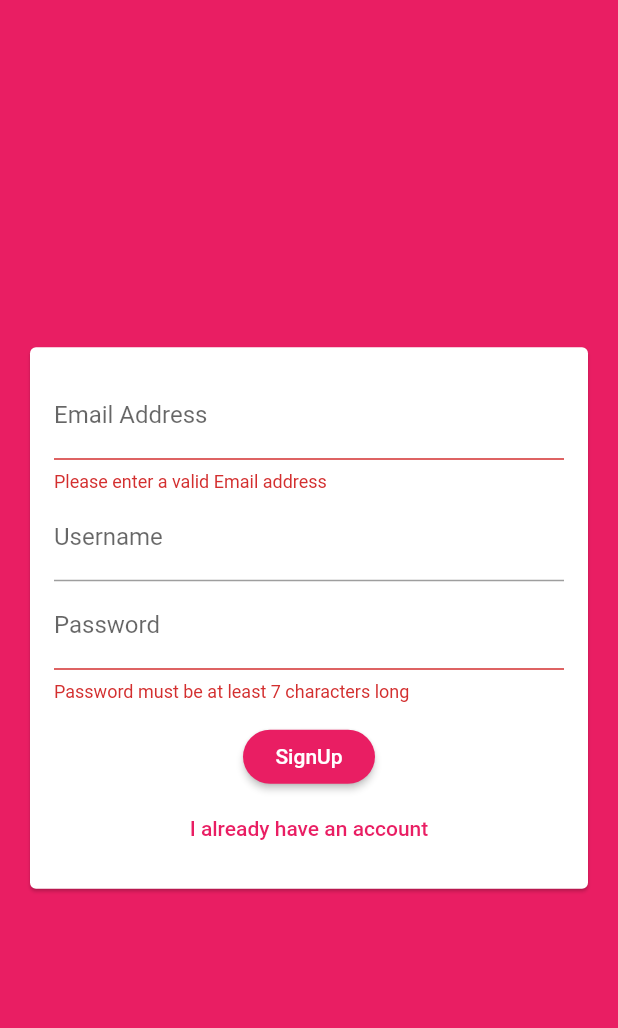
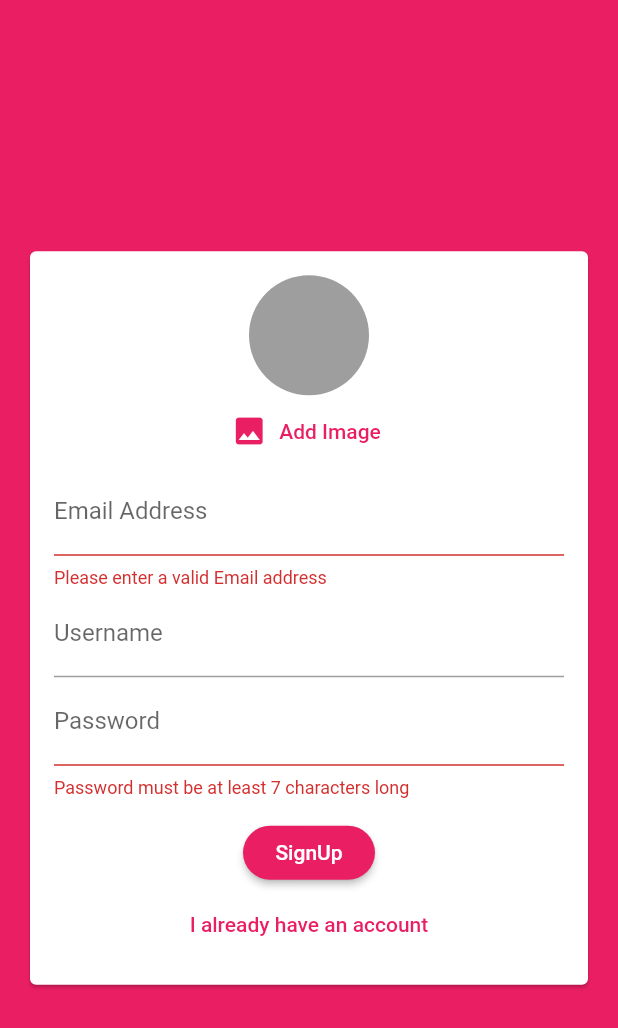
Before and after one commit to harleenkaurchadha/chat_app, a Flutter app: the screen it shows after launch, after a tap on "Login", after a tap on "Create new Account", on a phone screen of 412 x 824 dp. Shown: the top 1028 px of the screen. Run offline on Flutter 3.47's test engine with Material 2 defaults, Android fonts, the phone set to English and light mode, and no system bars; our stand-ins replace cloud_firestore, firebase_auth, firebase_storage, image_picker; accounts and stored records are empty.

Commit message:
uploading images

```diff
--- a/lib/screens/auth_screen.dart
+++ b/lib/screens/auth_screen.dart
@@ -1,8 +1,10 @@
+import 'dart:io';
 import 'package:flutter/services.dart';
 import '../widgets/auth/auth_form.dart';
 import 'package:flutter/material.dart';
 import 'package:firebase_auth/firebase_auth.dart';
 import 'package:cloud_firestore/cloud_firestore.dart';
+import 'package:firebase_storage/firebase_storage.dart';
 
 class AuthScreen extends StatefulWidget{
   @override
@@ -17,6 +19,7 @@ class _AuthScreenState extends State<AuthScreen> {
       String email,
       String password,
       String username,
+      File image,
       bool isLogin,
       BuildContext ctx,
       ) async{
@@ -36,6 +39,13 @@ class _AuthScreenState extends State<AuthScreen> {
              email: email,
              password: password
          );
+          //uploading image on the firebase
+         final ref = FirebaseStorage.instance.ref()       //ref gives access to our root cloud storage bucket & child creates path to store file
+             .child('user_image')
+             .child(authResult.user.uid + '.jpg');                      //create file with this name in user_image folder
+
+         await ref.putFile(image).onComplete;                        //put file to the ref path & onComplete makes it a future event
+
          await Firestore.instance.collection('users').document(authResult.user.uid).setData({        //setData to store extra data for that document
            'username' : username,
            'email' : email,
--- a/lib/widgets/auth/auth_form.dart
+++ b/lib/widgets/auth/auth_form.dart
@@ -1,3 +1,5 @@
+import 'dart:io';
+import '../pickers/user_image_picker.dart';
 import 'package:flutter/material.dart';
 
 class AuthForm extends StatefulWidget{
@@ -12,6 +14,7 @@ class AuthForm extends StatefulWidget{
       String email,
       String password,
       String username,
+      File image,
       bool isLogin,
       BuildContext ctx,
       ) submitFn;
@@ -26,10 +29,24 @@ class _AuthFormState extends State<AuthForm> {
   var _userEmail = '';
   var _userName = '';
   var _userPassword = '';
+  var _userImageFile;
+
+  void _pickedImage(File image){
+     _userImageFile = image;
+  }
 
   void _trySubmit(){                                                    //to validate the form
     final isValid = _formKey.currentState.validate();                   //triggers all the validators of textFormField in the form
     FocusScope.of(context).unfocus();                                   //to close the keyboard as soon as we submit the form
+
+    if(_userImageFile == null && !_isLogin){
+      Scaffold.of(context).showSnackBar(
+          SnackBar(
+              content: Text('Please pick an image'),
+              backgroundColor: Theme.of(context).errorColor,
+          ));
+      return;
+    }
 
     if(isValid){
       _formKey.currentState.save();                                     //triggers onSaved field of every textFormField
@@ -37,6 +54,7 @@ class _AuthFormState extends State<AuthForm> {
         _userEmail.trim(),                                              //removes the excess white space
         _userPassword.trim(),
         _userName.trim(),
+        _userImageFile,
         _isLogin,
         context,
       );
@@ -56,6 +74,7 @@ class _AuthFormState extends State<AuthForm> {
               child: Column(
                 mainAxisSize: MainAxisSize.min,                       //so that column takes as much height as needed
                 children: [
+                  if(!_isLogin) UserImagePicker(_pickedImage),
                  TextFormField(
                    key: ValueKey('email'),               //unique id for a textField so that when a field is removed value does not move to other
                    validator: (value){
--- /dev/null
+++ b/lib/widgets/pickers/user_image_picker.dart
@@ -0,0 +1,44 @@
+import 'dart:io';
+import 'package:flutter/material.dart';
+import 'package:image_picker/image_picker.dart';
+
+class UserImagePicker extends StatefulWidget{
+  UserImagePicker(this.imagePickFn);
+
+  final void Function(File pickedImage) imagePickFn;
+
+  @override
+  _UserImagePickerState createState() => _UserImagePickerState();
+}
+
+class _UserImagePickerState extends State<UserImagePicker> {
+  File _pickedImage;
+
+  void _pickImage() async{
+    final picker = ImagePicker();
+    final pickedImage = await picker.getImage(source: ImageSource.camera);
+    final pickedImageFile = File(pickedImage.path);                     //since picked image is of type PickedImage
+    setState(() {
+      _pickedImage = pickedImageFile;
+    });
+    widget.imagePickFn(pickedImageFile);
+  }
+
+  @override
+  Widget build(BuildContext context) {
+     return Column(
+       children: [
+         CircleAvatar(
+           radius: 40,
+           backgroundColor: Colors.grey,
+           backgroundImage: _pickedImage!= null ? FileImage(_pickedImage) : null,
+         ),
+         FlatButton.icon(
+             textColor: Theme.of(context).primaryColor,
+             onPressed: _pickImage,
+             icon: Icon(Icons.image),
+             label: Text('Add Image')),
+       ],
+     );
+  }
+}
--- a/pubspec.yaml
+++ b/pubspec.yaml
@@ -30,6 +30,10 @@ dependencies:
   cupertino_icons: ^0.1.3
   cloud_firestore: ^0.13.7
   firebase_auth: ^0.16.1
+  image_picker: ^0.6.7+12
+  firebase_storage: ^3.1.6
+
+
 
 
 dev_dependencies:
```
Also changed, not shown: lib/screens/chat_screen.dart (+11 -28 lines), pubspec.lock, 2 other files.
